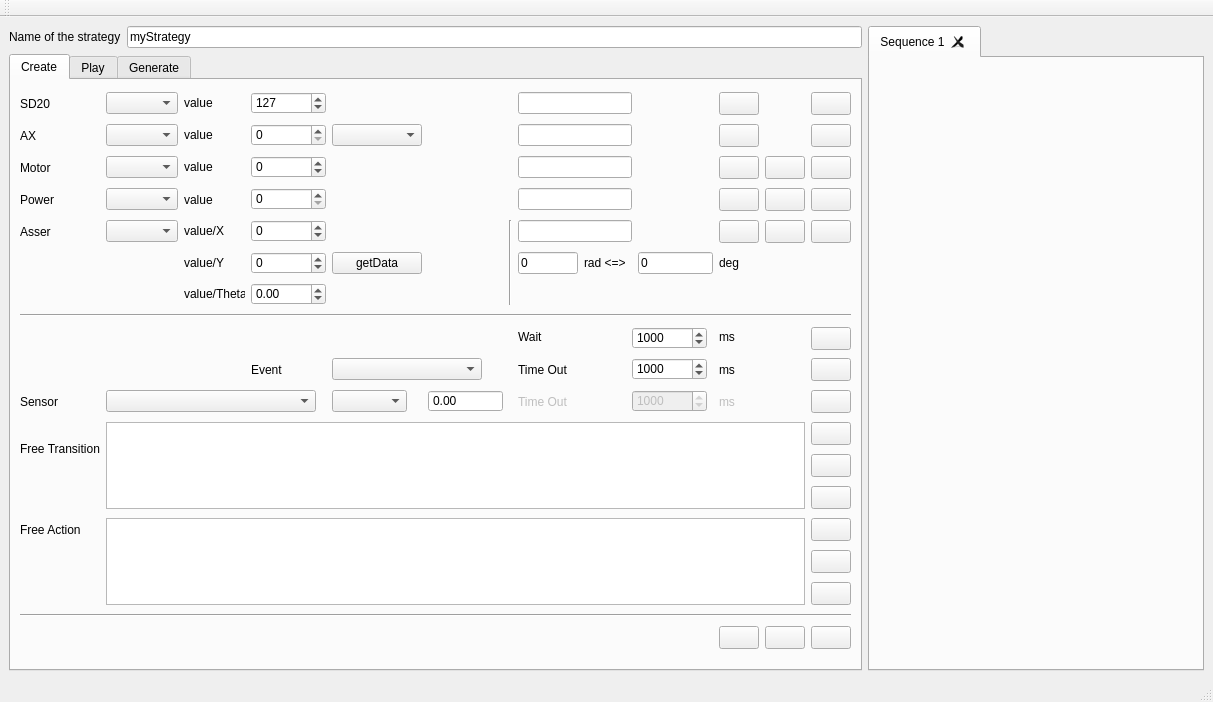
The window that PluginModules/ActuatorSequencer/ihm_ActuatorSequencer.ui (CRLG/LABOTBOX) describes before a commit, drawn with Qt 5.
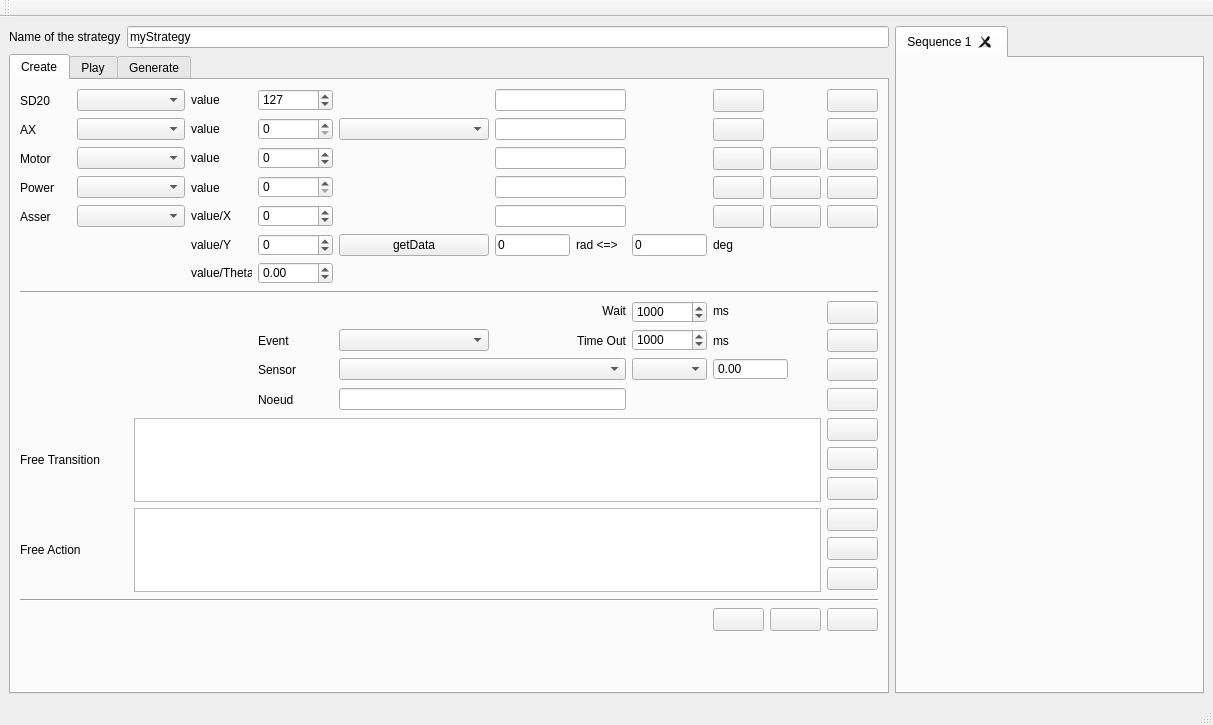
The same window after the commit. Icons and pictures are not drawn.

Commit message: #41 [CActuatorSequencer] fin intégration des transitions multiples et des noeuds Intégré dans la partie séquence live, génération XML et CPP

```diff
--- a/PluginModules/ActuatorSequencer/ihm_ActuatorSequencer.ui
+++ b/PluginModules/ActuatorSequencer/ihm_ActuatorSequencer.ui
@@ -7,7 +7,7 @@
     <x>0</x>
     <y>0</y>
     <width>1213</width>
-    <height>702</height>
+    <height>725</height>
    </rect>
   </property>
   <property name="windowTitle">
@@ -61,36 +61,36 @@
           </property>
          </widget>
         </item>
-        <item row="0" column="1">
+        <item row="0" column="1" colspan="2">
          <widget class="QComboBox" name="cB_SD20">
           <property name="maximumSize">
            <size>
-            <width>75</width>
+            <width>120</width>
             <height>22</height>
            </size>
           </property>
          </widget>
         </item>
-        <item row="0" column="2">
-         <widget class="QLabel" name="label_2">
-          <property name="minimumSize">
-           <size>
-            <width>61</width>
-            <height>20</height>
-           </size>
-          </property>
-          <property name="maximumSize">
-           <size>
-            <width>61</width>
-            <height>20</height>
-           </size>
-          </property>
-          <property name="text">
-           <string>value</string>
-          </property>
-         </widget>
-        </item>
         <item row="0" column="3">
+         <widget class="QLabel" name="label_2">
+          <property name="minimumSize">
+           <size>
+            <width>61</width>
+            <height>20</height>
+           </size>
+          </property>
+          <property name="maximumSize">
+           <size>
+            <width>61</width>
+            <height>20</height>
+           </size>
+          </property>
+          <property name="text">
+           <string>value</string>
+          </property>
+         </widget>
+        </item>
+        <item row="0" column="4">
          <widget class="QSpinBox" name="sB_SD20">
           <property name="minimumSize">
            <size>
@@ -115,10 +115,10 @@
           </property>
          </widget>
         </item>
-        <item row="0" column="7" colspan="3">
+        <item row="0" column="6" colspan="2">
          <widget class="QLineEdit" name="tip_SD20"/>
         </item>
-        <item row="0" column="11">
+        <item row="0" column="9">
          <widget class="QPushButton" name="pB_Play_SD20">
           <property name="minimumSize">
            <size>
@@ -135,7 +135,7 @@
           </property>
          </widget>
         </item>
-        <item row="0" column="13">
+        <item row="0" column="11">
          <widget class="QPushButton" name="pB_Add_SD20">
           <property name="minimumSize">
            <size>
@@ -159,36 +159,36 @@
           </property>
          </widget>
         </item>
-        <item row="1" column="1">
+        <item row="1" column="1" colspan="2">
          <widget class="QComboBox" name="cB_AX">
           <property name="maximumSize">
            <size>
-            <width>75</width>
+            <width>120</width>
             <height>22</height>
            </size>
           </property>
          </widget>
         </item>
-        <item row="1" column="2">
-         <widget class="QLabel" name="label_3">
-          <property name="minimumSize">
-           <size>
-            <width>61</width>
-            <height>20</height>
-           </size>
-          </property>
-          <property name="maximumSize">
-           <size>
-            <width>61</width>
-            <height>20</height>
-           </size>
-          </property>
-          <property name="text">
-           <string>value</string>
-          </property>
-         </widget>
-        </item>
         <item row="1" column="3">
+         <widget class="QLabel" name="label_3">
+          <property name="minimumSize">
+           <size>
+            <width>61</width>
+            <height>20</height>
+           </size>
+          </property>
+          <property name="maximumSize">
+           <size>
+            <width>61</width>
+            <height>20</height>
+           </size>
+          </property>
+          <property name="text">
+           <string>value</string>
+          </property>
+         </widget>
+        </item>
+        <item row="1" column="4">
          <widget class="QSpinBox" name="sB_AX">
           <property name="minimumSize">
            <size>
@@ -207,7 +207,7 @@
           </property>
          </widget>
         </item>
-        <item row="1" column="4">
+        <item row="1" column="5">
          <widget class="QComboBox" name="cB_AX_type_cde">
           <property name="minimumSize">
            <size>
@@ -217,16 +217,16 @@
           </property>
           <property name="maximumSize">
            <size>
-            <width>90</width>
+            <width>16777215</width>
             <height>22</height>
            </size>
           </property>
          </widget>
         </item>
-        <item row="1" column="7" colspan="3">
+        <item row="1" column="6" colspan="2">
          <widget class="QLineEdit" name="tip_AX"/>
         </item>
-        <item row="1" column="11">
+        <item row="1" column="9">
          <widget class="QPushButton" name="pB_Play_AX">
           <property name="minimumSize">
            <size>
@@ -243,7 +243,7 @@
           </property>
          </widget>
         </item>
-        <item row="1" column="13">
+        <item row="1" column="11">
          <widget class="QPushButton" name="pB_Add_AX">
           <property name="minimumSize">
            <size>
@@ -267,36 +267,36 @@
           </property>
          </widget>
         </item>
-        <item row="2" column="1">
+        <item row="2" column="1" colspan="2">
          <widget class="QComboBox" name="cB_Motor">
           <property name="maximumSize">
            <size>
-            <width>75</width>
+            <width>120</width>
             <height>22</height>
            </size>
           </property>
          </widget>
         </item>
-        <item row="2" column="2">
-         <widget class="QLabel" name="label_5">
-          <property name="minimumSize">
-           <size>
-            <width>61</width>
-            <height>20</height>
-           </size>
-          </property>
-          <property name="maximumSize">
-           <size>
-            <width>61</width>
-            <height>20</height>
-           </size>
-          </property>
-          <property name="text">
-           <string>value</string>
-          </property>
-         </widget>
-        </item>
         <item row="2" column="3">
+         <widget class="QLabel" name="label_5">
+          <property name="minimumSize">
+           <size>
+            <width>61</width>
+            <height>20</height>
+           </size>
+          </property>
+          <property name="maximumSize">
+           <size>
+            <width>61</width>
+            <height>20</height>
+           </size>
+          </property>
+          <property name="text">
+           <string>value</string>
+          </property>
+         </widget>
+        </item>
+        <item row="2" column="4">
          <widget class="QSpinBox" name="sB_Motor">
           <property name="minimumSize">
            <size>
@@ -321,10 +321,10 @@
           </property>
          </widget>
         </item>
-        <item row="2" column="7" colspan="3">
+        <item row="2" column="6" colspan="2">
          <widget class="QLineEdit" name="tip_Motor"/>
         </item>
-        <item row="2" column="11">
+        <item row="2" column="9">
          <widget class="QPushButton" name="pB_Play_Motor">
           <property name="minimumSize">
            <size>
@@ -341,7 +341,7 @@
           </property>
          </widget>
         </item>
-        <item row="2" column="12">
+        <item row="2" column="10">
          <widget class="QPushButton" name="pB_Stop_Motor">
           <property name="minimumSize">
            <size>
@@ -358,7 +358,7 @@
           </property>
          </widget>
         </item>
-        <item row="2" column="13">
+        <item row="2" column="11">
          <widget class="QPushButton" name="pB_Add_Motor">
           <property name="minimumSize">
            <size>
@@ -382,24 +382,24 @@
           </property>
          </widget>
         </item>
-        <item row="3" column="1">
+        <item row="3" column="1" colspan="2">
          <widget class="QComboBox" name="cB_Power">
           <property name="maximumSize">
            <size>
-            <width>75</width>
+            <width>120</width>
             <height>22</height>
            </size>
           </property>
          </widget>
         </item>
-        <item row="3" column="2">
-         <widget class="QLabel" name="label_19">
-          <property name="text">
-           <string>value</string>
-          </property>
-         </widget>
-        </item>
         <item row="3" column="3">
+         <widget class="QLabel" name="label_19">
+          <property name="text">
+           <string>value</string>
+          </property>
+         </widget>
+        </item>
+        <item row="3" column="4">
          <widget class="QSpinBox" name="sB_Power">
           <property name="minimumSize">
            <size>
@@ -424,10 +424,10 @@
           </property>
          </widget>
         </item>
-        <item row="3" column="7" colspan="3">
+        <item row="3" column="6" colspan="2">
          <widget class="QLineEdit" name="tip_Power"/>
         </item>
-        <item row="3" column="11">
+        <item row="3" column="9">
          <widget class="QPushButton" name="pB_Play_Power">
           <property name="minimumSize">
            <size>
@@ -444,7 +444,7 @@
           </property>
          </widget>
         </item>
-        <item row="3" column="12">
+        <item row="3" column="10">
          <widget class="QPushButton" name="pB_Stop_Power">
           <property name="minimumSize">
            <size>
@@ -461,7 +461,7 @@
           </property>
          </widget>
         </item>
-        <item row="3" column="13">
+        <item row="3" column="11">
          <widget class="QPushButton" name="pB_Add_Power">
           <property name="minimumSize">
            <size>
@@ -485,17 +485,17 @@
           </property>
          </widget>
         </item>
-        <item row="4" column="1">
+        <item row="4" column="1" colspan="2">
          <widget class="QComboBox" name="cB_Asser">
           <property name="maximumSize">
            <size>
-            <width>75</width>
+            <width>120</width>
             <height>22</height>
            </size>
           </property>
          </widget>
         </item>
-        <item row="4" column="2">
+        <item row="4" column="3">
          <widget class="QLabel" name="label_asserValue_1">
           <property name="minimumSize">
            <size>
@@ -514,7 +514,7 @@
           </property>
          </widget>
         </item>
-        <item row="4" column="3">
+        <item row="4" column="4">
          <widget class="QSpinBox" name="lE_Asser_1">
           <property name="minimumSize">
            <size>
@@ -536,17 +536,10 @@
           </property>
          </widget>
         </item>
-        <item row="4" column="6" rowspan="3">
-         <widget class="Line" name="line_4">
-          <property name="orientation">
-           <enum>Qt::Vertical</enum>
-          </property>
-         </widget>
-        </item>
-        <item row="4" column="7" colspan="3">
+        <item row="4" column="6" colspan="2">
          <widget class="QLineEdit" name="tip_Asser"/>
         </item>
-        <item row="4" column="11">
+        <item row="4" column="9">
          <widget class="QPushButton" name="pB_Play_Asser">
           <property name="minimumSize">
            <size>
@@ -563,7 +556,7 @@
           </property>
          </widget>
         </item>
-        <item row="4" column="12">
+        <item row="4" column="10">
          <widget class="QPushButton" name="pB_Stop_Asser">
           <property name="minimumSize">
            <size>
@@ -580,7 +573,7 @@
           </property>
          </widget>
         </item>
-        <item row="4" column="13">
+        <item row="4" column="11">
          <widget class="QPushButton" name="pB_Add_Asser">
           <property name="minimumSize">
            <size>
@@ -597,7 +590,7 @@
           </property>
          </widget>
         </item>
-        <item row="5" column="2">
+        <item row="5" column="3">
          <widget class="QLabel" name="label_asserValue_2">
           <property name="minimumSize">
            <size>
@@ -616,46 +609,46 @@
           </property>
          </widget>
         </item>
-        <item row="5" column="3">
-         <widget class="QSpinBox" name="lE_Asser_2">
-          <property name="minimumSize">
-           <size>
-            <width>75</width>
-            <height>22</height>
-           </size>
-          </property>
-          <property name="maximumSize">
-           <size>
-            <width>75</width>
-            <height>22</height>
-           </size>
-          </property>
-          <property name="minimum">
-           <number>-300</number>
-          </property>
-          <property name="maximum">
-           <number>300</number>
-          </property>
-         </widget>
-        </item>
         <item row="5" column="4">
+         <widget class="QSpinBox" name="lE_Asser_2">
+          <property name="minimumSize">
+           <size>
+            <width>75</width>
+            <height>22</height>
+           </size>
+          </property>
+          <property name="maximumSize">
+           <size>
+            <width>75</width>
+            <height>22</height>
+           </size>
+          </property>
+          <property name="minimum">
+           <number>-300</number>
+          </property>
+          <property name="maximum">
+           <number>300</number>
+          </property>
+         </widget>
+        </item>
+        <item row="5" column="5">
          <widget class="QPushButton" name="pB_get_XYTeta">
           <property name="text">
            <string>getData</string>
           </property>
          </widget>
         </item>
-        <item row="5" column="7">
+        <item row="5" column="6">
          <widget class="QLineEdit" name="tool_rad">
           <property name="minimumSize">
            <size>
-            <width>60</width>
+            <width>75</width>
             <height>22</height>
            </size>
           </property>
           <property name="maximumSize">
            <size>
-            <width>60</width>
+            <width>75</width>
             <height>22</height>
            </size>
           </property>
@@ -664,14 +657,14 @@
           </property>
          </widget>
         </item>
-        <item row="5" column="8">
+        <item row="5" column="7">
          <widget class="QLabel" name="label_10">
           <property name="text">
            <string>rad &lt;=&gt;</string>
           </property>
          </widget>
         </item>
-        <item row="5" column="10">
+        <item row="5" column="8">
          <widget class="QLineEdit" name="tool_deg">
           <property name="minimumSize">
            <size>
@@ -690,14 +683,20 @@
           </property>
          </widget>
         </item>
-        <item row="5" column="11">
+        <item row="5" column="9" colspan="2">
          <widget class="QLabel" name="label_11">
+          <property name="minimumSize">
+           <size>
+            <width>75</width>
+            <height>0</height>
+           </size>
+          </property>
           <property name="text">
            <string>deg</string>
           </property>
          </widget>
         </item>
-        <item row="6" column="2">
+        <item row="6" column="3">
          <widget class="QLabel" name="label_asserValue_3">
           <property name="minimumSize">
            <size>
@@ -716,7 +715,7 @@
           </property>
          </widget>
         </item>
-        <item row="6" column="3">
+        <item row="6" column="4">
          <widget class="QDoubleSpinBox" name="lE_Asser_3">
           <property name="minimumSize">
            <size>
@@ -738,14 +737,26 @@
           </property>
          </widget>
         </item>
-        <item row="7" column="0" colspan="14">
+        <item row="7" column="0" colspan="12">
          <widget class="Line" name="line_5">
+          <property name="minimumSize">
+           <size>
+            <width>0</width>
+            <height>4</height>
+           </size>
+          </property>
+          <property name="maximumSize">
+           <size>
+            <width>16777215</width>
+            <height>4</height>
+           </size>
+          </property>
           <property name="orientation">
            <enum>Qt::Horizontal</enum>
           </property>
          </widget>
         </item>
-        <item row="8" column="7">
+        <item row="8" column="6" colspan="2">
          <widget class="QLabel" name="label_8">
           <property name="maximumSize">
            <size>
@@ -756,9 +767,12 @@
           <property name="text">
            <string>Wait</string>
           </property>
+          <property name="alignment">
+           <set>Qt::AlignRight|Qt::AlignTrailing|Qt::AlignVCenter</set>
+          </property>
          </widget>
         </item>
-        <item row="8" column="9" colspan="2">
+        <item row="8" column="8">
          <widget class="QSpinBox" name="sB_Wait">
           <property name="minimumSize">
            <size>
@@ -780,8 +794,14 @@
           </property>
          </widget>
         </item>
-        <item row="8" column="11">
+        <item row="8" column="9" colspan="2">
          <widget class="QLabel" name="label_7">
+          <property name="minimumSize">
+           <size>
+            <width>75</width>
+            <height>0</height>
+           </size>
+          </property>
           <property name="maximumSize">
            <size>
             <width>16777215</width>
@@ -793,7 +813,7 @@
           </property>
          </widget>
         </item>
-        <item row="8" column="13">
+        <item row="8" column="11">
          <widget class="QPushButton" name="pB_Add_Wait">
           <property name="minimumSize">
            <size>
@@ -816,14 +836,14 @@
           </property>
          </widget>
         </item>
-        <item row="9" column="3">
+        <item row="9" column="4">
          <widget class="QLabel" name="label_12">
           <property name="text">
            <string>Event</string>
           </property>
          </widget>
         </item>
-        <item row="9" column="4" colspan="2">
+        <item row="9" column="5">
          <widget class="QComboBox" name="cB_Events">
           <property name="minimumSize">
            <size>
@@ -839,14 +859,17 @@
           </property>
          </widget>
         </item>
-        <item row="9" column="7">
+        <item row="9" column="6" colspan="2">
          <widget class="QLabel" name="label_13">
           <property name="text">
            <string>Time Out</string>
           </property>
+          <property name="alignment">
+           <set>Qt::AlignRight|Qt::AlignTrailing|Qt::AlignVCenter</set>
+          </property>
          </widget>
         </item>
-        <item row="9" column="9" colspan="2">
+        <item row="9" column="8">
          <widget class="QSpinBox" name="sB_TimeOut">
           <property name="minimumSize">
            <size>
@@ -871,14 +894,20 @@
           </property>
          </widget>
         </item>
-        <item row="9" column="11">
+        <item row="9" column="9" colspan="2">
          <widget class="QLabel" name="label_14">
+          <property name="minimumSize">
+           <size>
+            <width>75</width>
+            <height>0</height>
+           </size>
+          </property>
           <property name="text">
            <string>ms</string>
           </property>
          </widget>
         </item>
-        <item row="9" column="13">
+        <item row="9" column="11">
          <widget class="QPushButton" name="pB_Add_Event">
           <property name="minimumSize">
            <size>
@@ -895,24 +924,24 @@
           </property>
          </widget>
         </item>
-        <item row="10" column="0">
+        <item row="10" column="4">
          <widget class="QLabel" name="label_17">
           <property name="text">
            <string>Sensor</string>
           </property>
          </widget>
         </item>
-        <item row="10" column="1" colspan="3">
+        <item row="10" column="5" colspan="3">
          <widget class="QComboBox" name="cB_Sensors">
           <property name="minimumSize">
            <size>
-            <width>210</width>
+            <width>250</width>
             <height>22</height>
            </size>
           </property>
           <property name="maximumSize">
            <size>
-            <width>210</width>
+            <width>16777215</width>
             <height>22</height>
            </size>
           </property>
@@ -921,8 +950,14 @@
           </property>
          </widget>
         </item>
-        <item row="10" column="4">
+        <item row="10" column="8">
          <widget class="QComboBox" name="cB_Conditions">
+          <property name="minimumSize">
+           <size>
+            <width>75</width>
+            <height>22</height>
+           </size>
+          </property>
           <property name="maximumSize">
            <size>
             <width>75</width>
@@ -931,7 +966,7 @@
           </property>
          </widget>
         </item>
-        <item row="10" column="5">
+        <item row="10" column="9" colspan="2">
          <widget class="QDoubleSpinBox" name="sB_Sensor">
           <property name="minimumSize">
            <size>
@@ -956,55 +991,7 @@
           </property>
          </widget>
         </item>
-        <item row="10" column="7">
-         <widget class="QLabel" name="label_16">
-          <property name="enabled">
-           <bool>false</bool>
-          </property>
-          <property name="text">
-           <string>Time Out</string>
-          </property>
-         </widget>
-        </item>
-        <item row="10" column="9" colspan="2">
-         <widget class="QSpinBox" name="sB_TimeOut_2">
-          <property name="enabled">
-           <bool>false</bool>
-          </property>
-          <property name="minimumSize">
-           <size>
-            <width>75</width>
-            <height>22</height>
-           </size>
-          </property>
-          <property name="maximumSize">
-           <size>
-            <width>75</width>
-            <height>22</height>
-           </size>
-          </property>
-          <property name="minimum">
-           <number>40</number>
-          </property>
-          <property name="maximum">
-           <number>10000</number>
-          </property>
-          <property name="value">
-           <number>1000</number>
-          </property>
-         </widget>
-        </item>
         <item row="10" column="11">
-         <widget class="QLabel" name="label_15">
-          <property name="enabled">
-           <bool>false</bool>
-          </property>
-          <property name="text">
-           <string>ms</string>
-          </property>
-         </widget>
-        </item>
-        <item row="10" column="13">
          <widget class="QPushButton" name="pB_Add_Sensor">
           <property name="minimumSize">
            <size>
@@ -1021,12 +1008,57 @@
           </property>
          </widget>
         </item>
-        <item row="11" column="0" rowspan="2">
+        <item row="11" column="4">
+         <widget class="QLabel" name="label_15">
+          <property name="minimumSize">
+           <size>
+            <width>0</width>
+            <height>25</height>
+           </size>
+          </property>
+          <property name="maximumSize">
+           <size>
+            <width>16777215</width>
+            <height>25</height>
+           </size>
+          </property>
+          <property name="text">
+           <string>Noeud</string>
+          </property>
+         </widget>
+        </item>
+        <item row="11" column="5" colspan="3">
+         <widget class="QLineEdit" name="nodeName"/>
+        </item>
+        <item row="11" column="11">
+         <widget class="QPushButton" name="pB_Add_Node">
+          <property name="minimumSize">
+           <size>
+            <width>30</width>
+            <height>23</height>
+           </size>
+          </property>
+          <property name="text">
+           <string/>
+          </property>
+          <property name="icon">
+           <iconset resource="../../icons.qrc">
+            <normaloff>:/icons/plus.png</normaloff>:/icons/plus.png</iconset>
+          </property>
+         </widget>
+        </item>
+        <item row="12" column="0" rowspan="3" colspan="2">
          <widget class="QLabel" name="label_20">
+          <property name="minimumSize">
+           <size>
+            <width>0</width>
+            <height>84</height>
+           </size>
+          </property>
           <property name="maximumSize">
            <size>
             <width>16777215</width>
-            <height>20</height>
+            <height>84</height>
            </size>
           </property>
           <property name="text">
@@ -1034,17 +1066,23 @@
           </property>
          </widget>
         </item>
-        <item row="11" column="1" rowspan="3" colspan="12">
+        <item row="12" column="2" rowspan="3" colspan="9">
          <widget class="QTextEdit" name="freeTransition">
+          <property name="minimumSize">
+           <size>
+            <width>0</width>
+            <height>84</height>
+           </size>
+          </property>
           <property name="maximumSize">
            <size>
             <width>16777215</width>
-            <height>90</height>
+            <height>84</height>
            </size>
           </property>
          </widget>
         </item>
-        <item row="11" column="13">
+        <item row="12" column="11">
          <widget class="QPushButton" name="pB_Add_Free_Transition">
           <property name="minimumSize">
            <size>
@@ -1061,7 +1099,7 @@
           </property>
          </widget>
         </item>
-        <item row="12" column="13">
+        <item row="13" column="11">
          <widget class="QPushButton" name="pB_Edit_Free_Transition">
           <property name="minimumSize">
            <size>
@@ -1078,7 +1116,7 @@
           </property>
          </widget>
         </item>
-        <item row="13" column="13">
+        <item row="14" column="11">
          <widget class="QPushButton" name="pB_Load_Free_Transition">
           <property name="minimumSize">
            <size>
@@ -1095,12 +1133,18 @@
           </property>
          </widget>
         </item>
-        <item row="14" column="0">
+        <item row="15" column="0" rowspan="3" colspan="2">
          <widget class="QLabel" name="label_21">
           <property name="minimumSize">
            <size>
             <width>0</width>
-            <height>20</height>
+            <height>84</height>
+           </size>
+          </property>
+          <property name="maximumSize">
+           <size>
+            <width>16777215</width>
+            <height>90</height>
            </size>
           </property>
           <property name="text">
@@ -1108,10 +1152,23 @@
           </property>
          </widget>
         </item>
-        <item row="14" column="1" rowspan="3" colspan="12">
-         <widget class="QTextEdit" name="freeAction"/>
+        <item row="15" column="2" rowspan="3" colspan="9">
+         <widget class="QTextEdit" name="freeAction">
+          <property name="minimumSize">
+           <size>
+            <width>0</width>
+            <height>84</height>
+           </size>
+          </property>
+          <property name="maximumSize">
+           <size>
+            <width>16777215</width>
+            <height>84</height>
+           </size>
+          </property>
+         </widget>
         </item>
-        <item row="14" column="13">
+        <item row="15" column="11">
          <widget class="QPushButton" name="pB_Add_Free_Action">
           <property name="minimumSize">
            <size>
@@ -1128,7 +1185,7 @@
           </property>
          </widget>
         </item>
-        <item row="15" column="13">
+        <item row="16" column="11">
          <widget class="QPushButton" name="pB_Edit_Free_Action">
           <property name="minimumSize">
            <size>
@@ -1145,7 +1202,7 @@
           </property>
          </widget>
         </item>
-        <item row="16" column="13">
+        <item row="17" column="11">
          <widget class="QPushButton" name="pB_Load_Free_Action">
           <property name="minimumSize">
            <size>
@@ -1162,14 +1219,26 @@
           </property>
          </widget>
         </item>
-        <item row="17" column="0" colspan="14">
+        <item row="18" column="0" colspan="12">
          <widget class="Line" name="line_3">
+          <property name="minimumSize">
+           <size>
+            <width>0</width>
+            <height>4</height>
+           </size>
+          </property>
+          <property name="maximumSize">
+           <size>
+            <width>16777215</width>
+            <height>4</height>
+           </size>
+          </property>
           <property name="orientation">
            <enum>Qt::Horizontal</enum>
           </property>
          </widget>
         </item>
-        <item row="18" column="11">
+        <item row="19" column="9">
          <widget class="QPushButton" name="pB_Remove">
           <property name="minimumSize">
            <size>
@@ -1186,7 +1255,7 @@
           </property>
          </widget>
         </item>
-        <item row="18" column="12">
+        <item row="19" column="10">
          <widget class="QPushButton" name="pB_Down">
           <property name="minimumSize">
            <size>
@@ -1203,7 +1272,7 @@
           </property>
          </widget>
         </item>
-        <item row="18" column="13">
+        <item row="19" column="11">
          <widget class="QPushButton" name="pB_Up">
           <property name="minimumSize">
            <size>
@@ -1220,6 +1289,19 @@
           </property>
          </widget>
         </item>
+        <item row="20" column="0" colspan="12">
+         <spacer name="verticalSpacer">
+          <property name="orientation">
+           <enum>Qt::Vertical</enum>
+          </property>
+          <property name="sizeHint" stdset="0">
+           <size>
+            <width>858</width>
+            <height>2</height>
+           </size>
+          </property>
+         </spacer>
+        </item>
        </layout>
       </widget>
       <widget class="QWidget" name="tab_play">
```
The commit also changes 2 other files.
